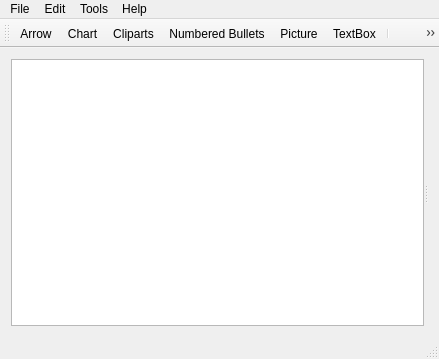
First picture: the form in sources/mainwindow.ui, repository jose94752/ClipEdit, before the edit.
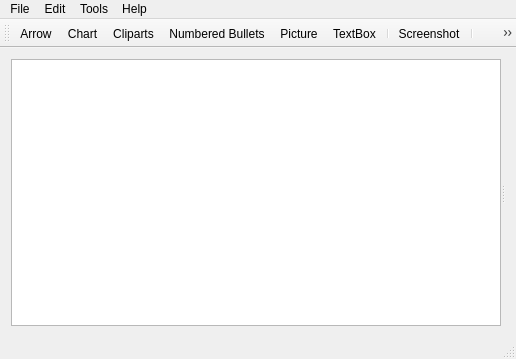
Second picture: the form after the edit. Icons and pictures are not drawn.

Diff of the .ui file:
```diff
--- a/sources/mainwindow.ui
+++ b/sources/mainwindow.ui
@@ -6,7 +6,7 @@
    <rect>
     <x>0</x>
     <y>0</y>
-    <width>439</width>
+    <width>516</width>
     <height>359</height>
    </rect>
   </property>
@@ -39,8 +39,8 @@
     <rect>
      <x>0</x>
      <y>0</y>
-     <width>439</width>
-     <height>25</height>
+     <width>516</width>
+     <height>22</height>
     </rect>
    </property>
    <widget class="QMenu" name="menufile">
```
